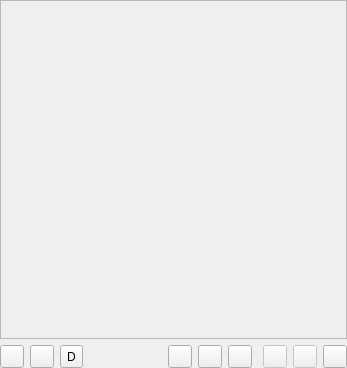
This is ui/playlistpanel.ui in Voker57/qmpdclient as Qt 5 draws it before an edit. The edited form follows.
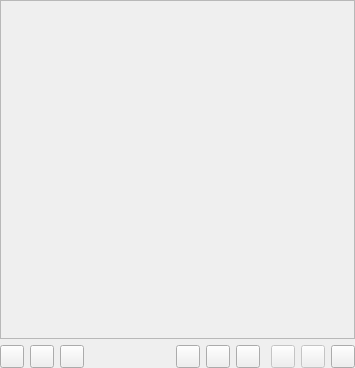
This is the edited form. Custom widgets are drawn as their Qt base class.

Commit message: Added icon for dynamic playlist button

```diff
--- a/ui/playlistpanel.ui
+++ b/ui/playlistpanel.ui
@@ -1,12 +1,12 @@
 <?xml version="1.0" encoding="UTF-8"?>
 <ui version="4.0">
  <class>PlaylistPanel</class>
- <widget class="QWidget" name="PlaylistPanel">
-  <property name="geometry">
+ <widget class="QWidget" name="PlaylistPanel" >
+  <property name="geometry" >
    <rect>
     <x>0</x>
     <y>0</y>
-    <width>347</width>
+    <width>355</width>
     <height>368</height>
    </rect>
   </property>
@@ -77,24 +77,12 @@
       </widget>
      </item>
      <item>
-      <widget class="QToolButton" name="dynamicButton">
-       <property name="sizePolicy">
-        <sizepolicy hsizetype="Fixed" vsizetype="Minimum">
-         <horstretch>16</horstretch>
-         <verstretch>16</verstretch>
-        </sizepolicy>
-       </property>
-       <property name="minimumSize">
-        <size>
-         <width>16</width>
-         <height>20</height>
-        </size>
-       </property>
-       <property name="toolTip">
+      <widget class="QToolButton" name="dynamicButton" >
+       <property name="toolTip" >
         <string>Toggle dynamic playlist</string>
        </property>
-       <property name="text">
-        <string>D</string>
+       <property name="text" >
+        <string/>
        </property>
        <property name="checkable">
         <bool>true</bool>
```
Left out of the diff: 111 changed lines with no effect on the pictures. The commit also changes 2 other files.
